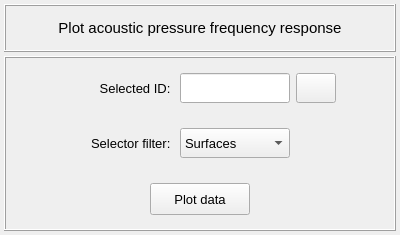
This is vibra/interface/data/ui_files/plots/acoustic/acoustic_pressure_frequency_response_inputs.ui in MOPT-UFSC/VIBRA as Qt 5 draws it before an edit. The edited form follows.
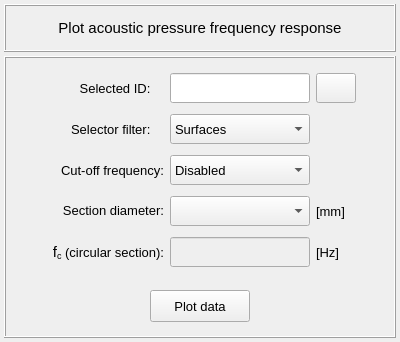
This is the edited form. Icons and pictures are not drawn.

Commit message: Add the cut-off frequency lines to acoustic frequency response plots

The edit to the form file:
```diff
--- a/vibra/interface/data/ui_files/plots/acoustic/acoustic_pressure_frequency_response_inputs.ui
+++ b/vibra/interface/data/ui_files/plots/acoustic/acoustic_pressure_frequency_response_inputs.ui
@@ -7,7 +7,7 @@
     <x>0</x>
     <y>0</y>
     <width>400</width>
-    <height>235</height>
+    <height>342</height>
    </rect>
   </property>
   <property name="windowTitle">
@@ -152,7 +152,7 @@
         <property name="maximumSize">
          <size>
           <width>16777215</width>
-          <height>52</height>
+          <height>280</height>
          </size>
         </property>
         <property name="frameShape">
@@ -166,7 +166,7 @@
           <number>2</number>
          </property>
          <property name="topMargin">
-          <number>2</number>
+          <number>8</number>
          </property>
          <property name="rightMargin">
           <number>2</number>
@@ -178,8 +178,51 @@
           <number>6</number>
          </property>
          <property name="verticalSpacing">
-          <number>2</number>
+          <number>8</number>
          </property>
+         <item row="0" column="0">
+          <spacer name="horizontalSpacer">
+           <property name="orientation">
+            <enum>Qt::Orientation::Horizontal</enum>
+           </property>
+           <property name="sizeHint" stdset="0">
+            <size>
+             <width>40</width>
+             <height>20</height>
+            </size>
+           </property>
+          </spacer>
+         </item>
+         <item row="0" column="2">
+          <widget class="QLineEdit" name="lineEdit_selection_id">
+           <property name="minimumSize">
+            <size>
+             <width>140</width>
+             <height>30</height>
+            </size>
+           </property>
+           <property name="maximumSize">
+            <size>
+             <width>140</width>
+             <height>30</height>
+            </size>
+           </property>
+           <property name="font">
+            <font>
+             <pointsize>10</pointsize>
+            </font>
+           </property>
+           <property name="styleSheet">
+            <string notr="true"/>
+           </property>
+           <property name="text">
+            <string/>
+           </property>
+           <property name="alignment">
+            <set>Qt::AlignmentFlag::AlignCenter</set>
+           </property>
+          </widget>
+         </item>
          <item row="0" column="1">
           <widget class="QLabel" name="label_10">
            <property name="minimumSize">
@@ -198,7 +241,6 @@
             <font>
              <family>MS Shell Dlg 2</family>
              <pointsize>10</pointsize>
-             <weight>50</weight>
              <italic>false</italic>
              <bold>false</bold>
             </font>
@@ -211,49 +253,6 @@
            </property>
           </widget>
          </item>
-         <item row="0" column="2">
-          <widget class="QLineEdit" name="lineEdit_selection_id">
-           <property name="minimumSize">
-            <size>
-             <width>110</width>
-             <height>30</height>
-            </size>
-           </property>
-           <property name="maximumSize">
-            <size>
-             <width>110</width>
-             <height>30</height>
-            </size>
-           </property>
-           <property name="font">
-            <font>
-             <pointsize>10</pointsize>
-            </font>
-           </property>
-           <property name="styleSheet">
-            <string notr="true"/>
-           </property>
-           <property name="text">
-            <string/>
-           </property>
-           <property name="alignment">
-            <set>Qt::AlignCenter</set>
-           </property>
-          </widget>
-         </item>
-         <item row="0" column="0">
-          <spacer name="horizontalSpacer">
-           <property name="orientation">
-            <enum>Qt::Horizontal</enum>
-           </property>
-           <property name="sizeHint" stdset="0">
-            <size>
-             <width>40</width>
-             <height>20</height>
-            </size>
-           </property>
-          </spacer>
-         </item>
          <item row="0" column="3">
           <widget class="QPushButton" name="pushButton_export_data">
            <property name="minimumSize">
@@ -272,7 +271,6 @@
             <font>
              <family>MS Shell Dlg 2</family>
              <pointsize>11</pointsize>
-             <weight>75</weight>
              <italic>false</italic>
              <bold>true</bold>
             </font>
@@ -301,6 +299,27 @@
            </property>
           </widget>
          </item>
+         <item row="3" column="2">
+          <widget class="QComboBox" name="comboBox_cutoff_frequency">
+           <property name="minimumSize">
+            <size>
+             <width>140</width>
+             <height>30</height>
+            </size>
+           </property>
+           <property name="maximumSize">
+            <size>
+             <width>140</width>
+             <height>30</height>
+            </size>
+           </property>
+           <property name="font">
+            <font>
+             <pointsize>10</pointsize>
+            </font>
+           </property>
+          </widget>
+         </item>
          <item row="0" column="4">
           <spacer name="horizontalSpacer_2">
            <property name="orientation">
@@ -314,116 +333,46 @@
            </property>
           </spacer>
          </item>
-        </layout>
-       </widget>
-      </item>
-      <item row="2" column="0">
-       <widget class="QFrame" name="frame_3">
-        <property name="minimumSize">
-         <size>
-          <width>0</width>
-          <height>52</height>
-         </size>
-        </property>
-        <property name="maximumSize">
-         <size>
-          <width>16777215</width>
-          <height>52</height>
-         </size>
-        </property>
-        <property name="frameShape">
-         <enum>QFrame::NoFrame</enum>
-        </property>
-        <property name="frameShadow">
-         <enum>QFrame::Raised</enum>
-        </property>
-        <layout class="QGridLayout" name="gridLayout_47">
-         <property name="leftMargin">
-          <number>2</number>
-         </property>
-         <property name="topMargin">
-          <number>2</number>
-         </property>
-         <property name="rightMargin">
-          <number>2</number>
-         </property>
-         <property name="bottomMargin">
-          <number>2</number>
-         </property>
-         <property name="spacing">
-          <number>2</number>
-         </property>
-         <item row="0" column="0">
-          <widget class="QPushButton" name="pushButton_plot_data">
+         <item row="2" column="1">
+          <widget class="QLabel" name="label_cutoff_frequency">
            <property name="minimumSize">
             <size>
-             <width>100</width>
-             <height>32</height>
+             <width>120</width>
+             <height>30</height>
             </size>
            </property>
            <property name="maximumSize">
             <size>
-             <width>100</width>
-             <height>32</height>
+             <width>140</width>
+             <height>30</height>
             </size>
            </property>
            <property name="font">
             <font>
              <pointsize>10</pointsize>
+             <italic>false</italic>
+             <bold>false</bold>
             </font>
            </property>
-           <property name="styleSheet">
-            <string notr="true"/>
-           </property>
            <property name="text">
-            <string>Plot data</string>
+            <string>Cut-off frequency:</string>
            </property>
-           <property name="flat">
-            <bool>false</bool>
+           <property name="alignment">
+            <set>Qt::AlignmentFlag::AlignRight|Qt::AlignmentFlag::AlignTrailing|Qt::AlignmentFlag::AlignVCenter</set>
            </property>
           </widget>
          </item>
-        </layout>
-       </widget>
-      </item>
-      <item row="1" column="0">
-       <widget class="QFrame" name="frame_5">
-        <property name="frameShape">
-         <enum>QFrame::NoFrame</enum>
-        </property>
-        <property name="frameShadow">
-         <enum>QFrame::Raised</enum>
-        </property>
-        <layout class="QGridLayout" name="gridLayout_6">
-         <property name="leftMargin">
-          <number>2</number>
-         </property>
-         <property name="topMargin">
-          <number>2</number>
-         </property>
-         <property name="rightMargin">
-          <number>2</number>
-         </property>
-         <property name="bottomMargin">
-          <number>2</number>
-         </property>
-         <property name="horizontalSpacing">
-          <number>6</number>
-         </property>
-         <property name="verticalSpacing">
-          <number>2</number>
-         </property>
-         <item row="0" column="1">
-          <widget class="QLabel" name="label_2">
+         <item row="2" column="2">
+          <widget class="QComboBox" name="comboBox_cutoff_frequency_options">
            <property name="minimumSize">
             <size>
-             <width>110</width>
+             <width>140</width>
              <height>30</height>
             </size>
            </property>
            <property name="maximumSize">
             <size>
-             <width>110</width>
+             <width>140</width>
              <height>30</height>
             </size>
            </property>
@@ -432,25 +381,87 @@
              <pointsize>10</pointsize>
             </font>
            </property>
+           <item>
+            <property name="text">
+             <string>Disabled</string>
+            </property>
+           </item>
+           <item>
+            <property name="text">
+             <string>User-defined</string>
+            </property>
+           </item>
+           <item>
+            <property name="text">
+             <string>Automatic</string>
+            </property>
+           </item>
+          </widget>
+         </item>
+         <item row="3" column="1">
+          <widget class="QLabel" name="label_fc_combo_box">
+           <property name="minimumSize">
+            <size>
+             <width>120</width>
+             <height>30</height>
+            </size>
+           </property>
+           <property name="maximumSize">
+            <size>
+             <width>140</width>
+             <height>30</height>
+            </size>
+           </property>
+           <property name="font">
+            <font>
+             <pointsize>10</pointsize>
+             <italic>false</italic>
+             <bold>false</bold>
+            </font>
+           </property>
            <property name="text">
-            <string>Selector filter: </string>
+            <string>&lt;html&gt;&lt;head/&gt;&lt;body&gt;&lt;p&gt;Section diameter:&lt;/p&gt;&lt;/body&gt;&lt;/html&gt;</string>
            </property>
            <property name="alignment">
-            <set>Qt::AlignRight|Qt::AlignTrailing|Qt::AlignVCenter</set>
+            <set>Qt::AlignmentFlag::AlignRight|Qt::AlignmentFlag::AlignTrailing|Qt::AlignmentFlag::AlignVCenter</set>
            </property>
           </widget>
          </item>
-         <item row="0" column="2">
+         <item row="3" column="3">
+          <widget class="QLabel" name="label_unit_combo_box">
+           <property name="minimumSize">
+            <size>
+             <width>40</width>
+             <height>30</height>
+            </size>
+           </property>
+           <property name="maximumSize">
+            <size>
+             <width>40</width>
+             <height>30</height>
+            </size>
+           </property>
+           <property name="font">
+            <font>
+             <pointsize>10</pointsize>
+            </font>
+           </property>
+           <property name="text">
+            <string>[mm]</string>
+           </property>
+          </widget>
+         </item>
+         <item row="1" column="2">
           <widget class="QComboBox" name="comboBox_selector_filter">
            <property name="minimumSize">
             <size>
-             <width>110</width>
+             <width>140</width>
              <height>30</height>
             </size>
            </property>
            <property name="maximumSize">
             <size>
-             <width>110</width>
+             <width>140</width>
              <height>30</height>
             </size>
            </property>
@@ -487,10 +498,102 @@
            </item>
           </widget>
          </item>
-         <item row="0" column="3">
-          <widget class="QFrame" name="frame_6">
+         <item row="1" column="1">
+          <widget class="QLabel" name="label_2">
            <property name="minimumSize">
             <size>
+             <width>110</width>
+             <height>30</height>
+            </size>
+           </property>
+           <property name="maximumSize">
+            <size>
+             <width>110</width>
+             <height>30</height>
+            </size>
+           </property>
+           <property name="font">
+            <font>
+             <pointsize>10</pointsize>
+            </font>
+           </property>
+           <property name="text">
+            <string>Selector filter: </string>
+           </property>
+           <property name="alignment">
+            <set>Qt::AlignmentFlag::AlignRight|Qt::AlignmentFlag::AlignTrailing|Qt::AlignmentFlag::AlignVCenter</set>
+           </property>
+          </widget>
+         </item>
+         <item row="4" column="1">
+          <widget class="QLabel" name="label_fc_line_edit">
+           <property name="minimumSize">
+            <size>
+             <width>120</width>
+             <height>30</height>
+            </size>
+           </property>
+           <property name="maximumSize">
+            <size>
+             <width>140</width>
+             <height>30</height>
+            </size>
+           </property>
+           <property name="font">
+            <font>
+             <pointsize>10</pointsize>
+             <italic>false</italic>
+             <bold>false</bold>
+            </font>
+           </property>
+           <property name="text">
+            <string>&lt;html&gt;&lt;head/&gt;&lt;body&gt;&lt;p&gt;&lt;span style=&quot; font-size:11pt;&quot;&gt;f&lt;/span&gt;&lt;span style=&quot; font-size:11pt; vertical-align:sub;&quot;&gt;c&lt;/span&gt; (circular section):&lt;/p&gt;&lt;/body&gt;&lt;/html&gt;</string>
+           </property>
+           <property name="alignment">
+            <set>Qt::AlignmentFlag::AlignRight|Qt::AlignmentFlag::AlignTrailing|Qt::AlignmentFlag::AlignVCenter</set>
+           </property>
+          </widget>
+         </item>
+         <item row="4" column="2">
+          <widget class="QLineEdit" name="lineEdit_cutoff_frequency">
+           <property name="enabled">
+            <bool>false</bool>
+           </property>
+           <property name="minimumSize">
+            <size>
+             <width>140</width>
+             <height>30</height>
+            </size>
+           </property>
+           <property name="maximumSize">
+            <size>
+             <width>140</width>
+             <height>30</height>
+            </size>
+           </property>
+           <property name="font">
+            <font>
+             <pointsize>10</pointsize>
+            </font>
+           </property>
+           <property name="toolTip">
+            <string>&lt;html&gt;&lt;head/&gt;&lt;body&gt;&lt;p align=&quot;center&quot;&gt;f&lt;span style=&quot; vertical-align:sub;&quot;&gt;c&lt;/span&gt; = 1.8412 x C&lt;span style=&quot; vertical-align:sub;&quot;&gt;o &lt;/span&gt;/ (π * D&lt;span style=&quot; vertical-align:sub;&quot;&gt;in&lt;/span&gt;), &lt;/p&gt;&lt;p align=&quot;justify&quot;&gt;where C&lt;span style=&quot; vertical-align:sub;&quot;&gt;0&lt;/span&gt; is the fluid speed of sound in m/s, and D&lt;span style=&quot; vertical-align:sub;&quot;&gt;in&lt;/span&gt; is the pipe's internal diameter in m.&lt;/p&gt;&lt;/body&gt;&lt;/html&gt;</string>
+           </property>
+           <property name="layoutDirection">
+            <enum>Qt::LayoutDirection::LeftToRight</enum>
+           </property>
+           <property name="styleSheet">
+            <string notr="true"/>
+           </property>
+           <property name="alignment">
+            <set>Qt::AlignmentFlag::AlignCenter</set>
+           </property>
+          </widget>
+         </item>
+         <item row="4" column="3">
+          <widget class="QLabel" name="label_unit_line_edit">
+           <property name="minimumSize">
+            <size>
              <width>40</width>
              <height>30</height>
             </size>
@@ -501,39 +604,84 @@
              <height>30</height>
             </size>
            </property>
-           <property name="frameShape">
-            <enum>QFrame::NoFrame</enum>
+           <property name="font">
+            <font>
+             <pointsize>10</pointsize>
+            </font>
            </property>
-           <property name="frameShadow">
-            <enum>QFrame::Raised</enum>
+           <property name="text">
+            <string>[Hz]</string>
            </property>
           </widget>
          </item>
+        </layout>
+       </widget>
+      </item>
+      <item row="1" column="0">
+       <widget class="QFrame" name="frame_3">
+        <property name="minimumSize">
+         <size>
+          <width>0</width>
+          <height>52</height>
+         </size>
+        </property>
+        <property name="maximumSize">
+         <size>
+          <width>16777215</width>
+          <height>52</height>
+         </size>
+        </property>
+        <property name="frameShape">
+         <enum>QFrame::Shape::NoFrame</enum>
+        </property>
+        <property name="frameShadow">
+         <enum>QFrame::Shadow::Raised</enum>
+        </property>
+        <layout class="QGridLayout" name="gridLayout_47">
+         <property name="leftMargin">
+          <number>2</number>
+         </property>
+         <property name="topMargin">
+          <number>2</number>
+         </property>
+         <property name="rightMargin">
+          <number>2</number>
+         </property>
+         <property name="bottomMargin">
+          <number>2</number>
+         </property>
+         <property name="spacing">
+          <number>2</number>
+         </property>
          <item row="0" column="0">
-          <spacer name="horizontalSpacer_3">
-           <property name="orientation">
-            <enum>Qt::Horizontal</enum>
-           </property>
-           <property name="sizeHint" stdset="0">
+          <widget class="QPushButton" name="pushButton_plot_data">
+           <property name="minimumSize">
             <size>
-             <width>40</width>
-             <height>20</height>
+             <width>100</width>
+             <height>32</height>
             </size>
            </property>
-          </spacer>
-         </item>
-         <item row="0" column="4">
-          <spacer name="horizontalSpacer_4">
-           <property name="orientation">
-            <enum>Qt::Horizontal</enum>
-           </property>
-           <property name="sizeHint" stdset="0">
+           <property name="maximumSize">
             <size>
-             <width>40</width>
-             <height>20</height>
+             <width>100</width>
+             <height>32</height>
             </size>
            </property>
-          </spacer>
+           <property name="font">
+            <font>
+             <pointsize>10</pointsize>
+            </font>
+           </property>
+           <property name="styleSheet">
+            <string notr="true"/>
+           </property>
+           <property name="text">
+            <string>Plot data</string>
+           </property>
+           <property name="flat">
+            <bool>false</bool>
+           </property>
+          </widget>
          </item>
         </layout>
        </widget>
```
Left out of the diff: 21 changed lines with no effect on the pictures. The commit also changes 7 other files.
